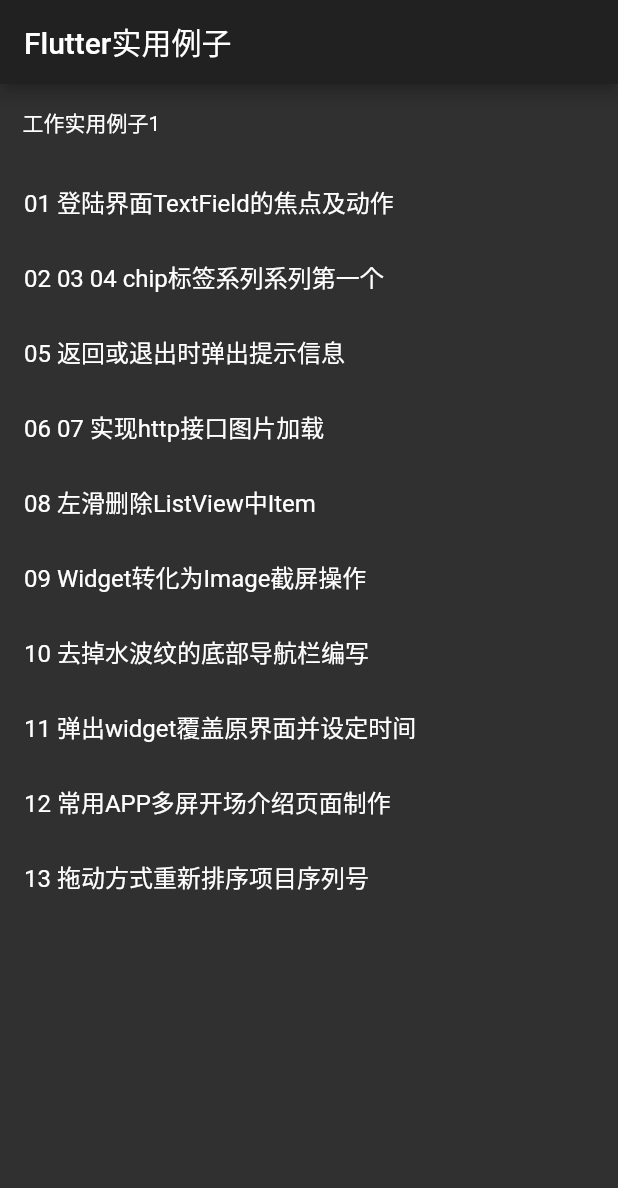
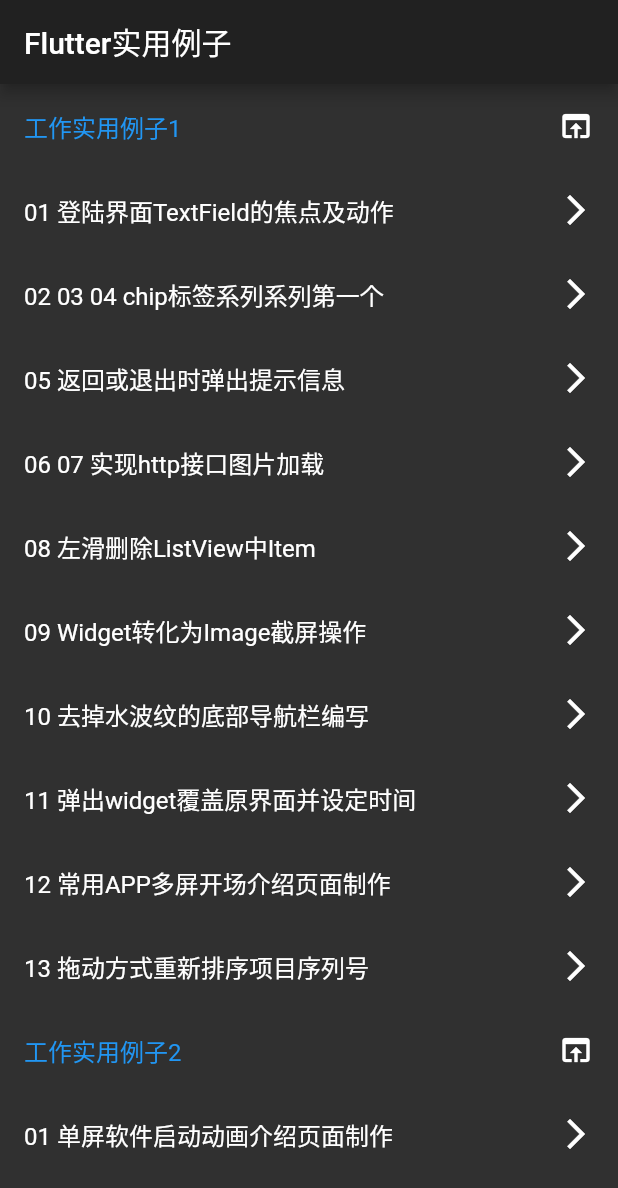
Before and after one commit to OctMon/flutter_app_example, a Flutter app: the screen it shows after launch, on a phone screen of 412 x 824 dp. Shown: the top 1188 px of the screen. Run offline on Flutter 3.47's test engine with Material 2 defaults, Android fonts, the phone set to English and light mode, and no system bars; missing offline and left inert: intro_views_flutter.

Commit message:
add single_screen_demo

```diff
--- a/lib/main.dart
+++ b/lib/main.dart
@@ -10,6 +10,7 @@ import 'overlay_demo.dart';
 import 'intro_views_demo.dart';
 import 'reorderable_demo.dart';
 import 'chip_demo.dart';
+import 'single_screen_demo.dart';
 
 void main() => runApp(MyApp());
 
@@ -38,35 +39,15 @@ class _MyHomeState extends State<MyHome> {
       appBar: AppBar(title: Text("Flutter实用例子")),
       body: CustomScrollView(
         slivers: <Widget>[
-          SliverFixedExtentList(
-            itemExtent: _height * 11.0,
+          SliverList(
+              delegate: SliverChildBuilderDelegate((context, index) {
+            return _header('工作实用例子1', 'http://www.flutterj.com/?post=79');
+          }, childCount: 1)),
+          SliverList(
             delegate: SliverChildBuilderDelegate(
               (context, index) {
-                return ListView(
-                  itemExtent: _height,
+                return Column(
                   children: <Widget>[
-                    GestureDetector(
-                      child: Padding(
-                        padding: const EdgeInsets.all(15.0),
-                        child: Container(
-                          child: Text.rich(
-                            TextSpan(
-                              children: [
-                                TextSpan(text: '工作实用例子1\n'),
-                                TextSpan(
-                                  text: "http://www.flutterj.com/?post=79",
-                                  style: TextStyle(color: Colors.blue),
-                                ),
-                              ],
-                            ),
-                          ),
-                          height: _height,
-                        ),
-                      ),
-                      onTap: () {
-                        _launchURL('http://www.flutterj.com/?post=79');
-                      },
-                    ),
                     _listTile(context, '01 登陆界面TextField的焦点及动作',
                         TextFieldFocusDemo()),
                     _listTile(context, '02 03 04 chip标签系列系列第一个', ChipDemo()),
@@ -87,22 +68,51 @@ class _MyHomeState extends State<MyHome> {
               childCount: 1,
             ),
           ),
+          SliverList(
+              delegate: SliverChildBuilderDelegate((context, index) {
+            return _header('工作实用例子2', 'http://www.flutterj.com/?post=90');
+          }, childCount: 1)),
+          SliverList(
+            delegate: SliverChildBuilderDelegate(
+              (context, index) {
+                return Column(
+                  children: <Widget>[
+                    _listTile(context, '01 单屏软件启动动画介绍页面制作', SingleScreenDemo()),
+                  ],
+                );
+              },
+              childCount: 1,
+            ),
+          ),
         ],
       ),
     );
   }
 
-  Widget _listTile(BuildContext context, String title, Widget widget) {
+  Widget _header(String title, url) {
     return ListTile(
-      title: Text(title),
+      title: Text(
+        title,
+        style: TextStyle(color: Colors.blue),
+      ),
+      trailing: Icon(Icons.open_in_browser),
       onTap: () {
-        Navigator.push(
-            context,
-            MaterialPageRoute(
-              builder: (context) => widget,
-            ));
+        _launchURL(url);
       },
     );
+  }
+
+  Widget _listTile(BuildContext context, String title, Widget child) {
+    return ListTile(
+        title: Text(title),
+        trailing: Icon(Icons.arrow_forward_ios),
+        onTap: () {
+          Navigator.push(
+              context,
+              MaterialPageRoute(
+                builder: (context) => child,
+              ));
+        });
   }
 
   void _launchURL(String url) async {
```
Also changed, not shown: lib/single_screen_demo.dart (added, +49 -0 lines), lib/textfields_focus_demo.dart (+16 -2 lines).
